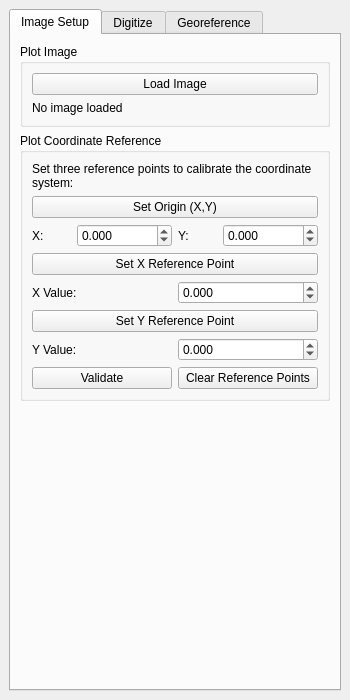
First picture: the form in cross_section_digitizer_dockwidget_base.ui, repository loicbachelot/cross_section_digitizer, before the edit.
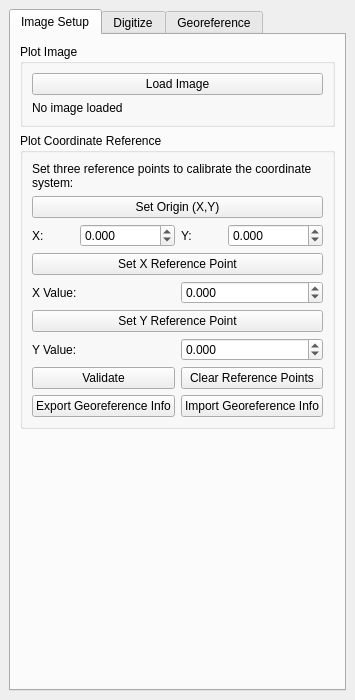
Second picture: the form after the edit.

Commit message: added georeference import/export

```diff
--- a/cross_section_digitizer_dockwidget_base.ui
+++ b/cross_section_digitizer_dockwidget_base.ui
@@ -198,6 +198,24 @@
              </item>
             </layout>
            </item>
+           <item>
+            <layout class="QHBoxLayout" name="horizontalLayout_reference_io">
+             <item>
+              <widget class="QPushButton" name="btn_export_reference">
+               <property name="text">
+                <string>Export Georeference Info</string>
+               </property>
+              </widget>
+             </item>
+             <item>
+              <widget class="QPushButton" name="btn_import_reference">
+               <property name="text">
+                <string>Import Georeference Info</string>
+               </property>
+              </widget>
+             </item>
+            </layout>
+           </item>
           </layout>
          </widget>
         </item>
```
Left out of the diff: 18 changed lines with no effect on the pictures. The commit also changes 1 other file.
